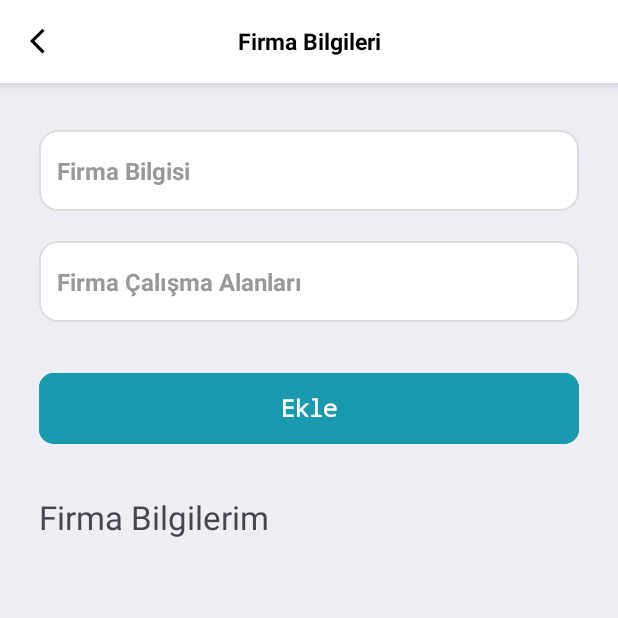
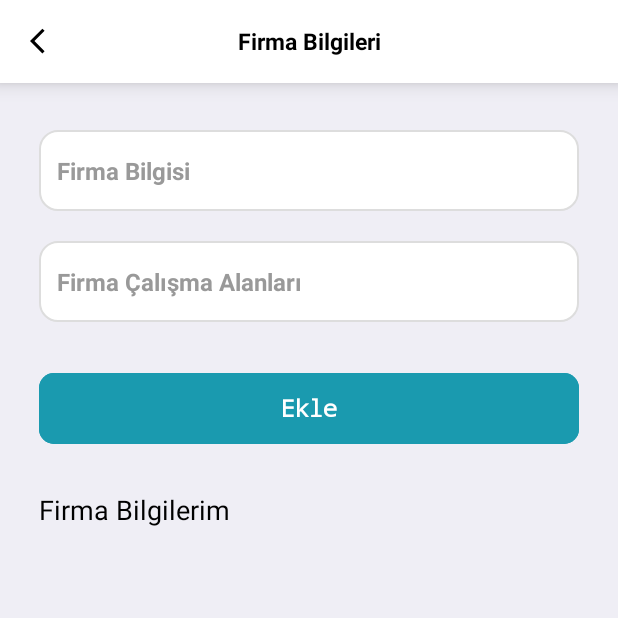
Before and after one commit to edadrsn/USIApp, an Android app: the FirmInfoActivity screen opened directly, with no data from a screen before it, on a phone screen of 412 x 824 dp, the top half of it. Run offline under Robolectric (Android 15) with nearby library versions, the phone set to English and light mode, and no system bars.

Commit message:
xml design updated

```diff
--- a/android/app/src/main/res/layout/activity_firm_info.xml
+++ b/android/app/src/main/res/layout/activity_firm_info.xml
@@ -137,9 +137,10 @@
                 <TextView
                     android:layout_width="wrap_content"
                     android:layout_height="wrap_content"
-                    android:layout_marginVertical="10dp"
+                    android:layout_marginVertical="7dp"
                     android:text="Firma Bilgilerim"
-                    android:textSize="22sp"/>
+                    android:textColor="#000000"
+                    android:textSize="18sp"/>
 
                 <LinearLayout
                     android:id="@+id/firmContainer"
```
